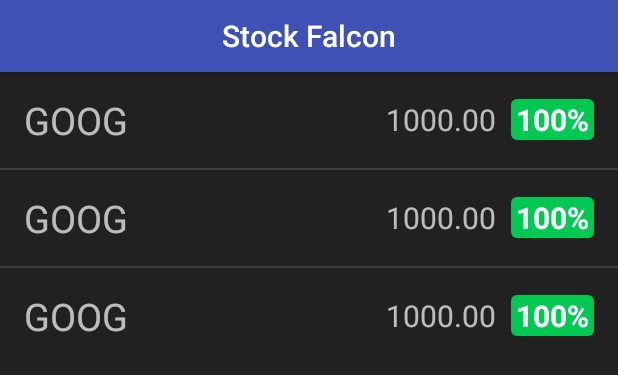
After one commit to wsim283/Stockhawk, an Android app: the layout stock_detail_widget_layout.xml on its own in the app's theme, with its tools: preview values and no code run, on a phone screen of 412 x 824 dp. The commit adds this screen. Shown: the top 375 px of the screen. Run offline under Robolectric (Android 15) with nearby library versions, the phone set to English and light mode, and no system bars.

Commit message:
Added Widget and it's clickable feature

```diff
--- a/app/src/main/java/com/udacity/stockhawk/Utility.java
+++ b/app/src/main/java/com/udacity/stockhawk/Utility.java
@@ -118,4 +118,5 @@ public class Utility {
 
         return String.format(chartDateStr, month,  year);
     }
+
 }
--- a/app/src/main/java/com/udacity/stockhawk/ui/DetailActivity.java
+++ b/app/src/main/java/com/udacity/stockhawk/ui/DetailActivity.java
@@ -3,11 +3,11 @@ package com.udacity.stockhawk.ui;
 import android.database.Cursor;
 import android.support.v7.app.AppCompatActivity;
 import android.os.Bundle;
+import android.util.Log;
 import android.view.MotionEvent;
 import android.view.View;
 import android.widget.TextView;
 
-import com.github.mikephil.charting.charts.BarChart;
 import com.github.mikephil.charting.charts.LineChart;
 import com.github.mikephil.charting.components.AxisBase;
 import com.github.mikephil.charting.components.YAxis;
@@ -17,7 +17,6 @@ import com.github.mikephil.charting.data.LineDataSet;
 import com.github.mikephil.charting.formatter.IAxisValueFormatter;
 import com.github.mikephil.charting.highlight.Highlight;
 import com.github.mikephil.charting.interfaces.datasets.ILineDataSet;
-import com.github.mikephil.charting.listener.ChartTouchListener;
 import com.github.mikephil.charting.listener.OnChartValueSelectedListener;
 import com.udacity.stockhawk.R;
 import com.udacity.stockhawk.Utility;
@@ -79,7 +78,6 @@ public class DetailActivity extends AppCompatActivity {
             cursor.moveToFirst();
             datesForDescription = new ArrayList<>();
             xAxisLabels = new ArrayList<>();
-
             String historyDataAsStr = cursor.getString(Contract.Quote.POSITION_HISTORY);
             String[] historyDataAsArr = historyDataAsStr.split("\n");
 
--- /dev/null
+++ b/app/src/main/res/layout/stock_detail_widget_layout.xml
@@ -0,0 +1,30 @@
+<?xml version="1.0" encoding="utf-8"?>
+<LinearLayout
+    xmlns:android="http://schemas.android.com/apk/res/android"
+    xmlns:tools="http://schemas.android.com/tools"
+    android:layout_width="match_parent"
+    android:layout_height="match_parent"
+    android:theme="@style/AppTheme"
+    android:background="@color/background"
+    android:id="@+id/widget"
+    android:orientation="vertical"
+    >
+    <FrameLayout
+        android:layout_width="match_parent"
+        android:layout_height="@dimen/toolbar_default_height"
+        android:background="@color/colorPrimary"
+        android:elevation="@dimen/toolbar_default_elevation">
+        <TextView
+            android:layout_width="match_parent"
+            android:layout_height="match_parent"
+            android:gravity="center"
+            android:text="@string/title_widget"
+            style="@style/Base.TextAppearance.AppCompat.Widget.ActionBar.Title"/>
+    </FrameLayout>
+    <ListView
+
+        android:layout_width="match_parent"
+        android:layout_height="wrap_content"
+        android:id="@+id/widget_listview"
+        tools:listitem="@layout/stock_detail_widget_list_item" />
+</LinearLayout>
--- /dev/null
+++ b/app/src/main/res/layout/stock_detail_widget_list_item.xml
@@ -0,0 +1,45 @@
+<?xml version="1.0" encoding="utf-8"?>
+<LinearLayout xmlns:android="http://schemas.android.com/apk/res/android"
+    xmlns:tools="http://schemas.android.com/tools"
+    android:layout_width="match_parent"
+    android:layout_height="?android:attr/listPreferredItemHeight"
+    android:gravity="center_vertical"
+    android:orientation="horizontal"
+    android:paddingLeft="16dp"
+    android:paddingRight="16dp"
+    android:id="@+id/widget_detail_item"
+    >
+
+    <TextView
+        android:id="@+id/widget_symbol"
+        style="@style/StockSymbolTextStyle"
+        android:layout_width="wrap_content"
+        android:layout_height="wrap_content"
+        android:gravity="left|center_vertical"
+        tools:text="GOOG" />
+
+    <LinearLayout
+        android:layout_width="0dp"
+        android:layout_height="wrap_content"
+        android:layout_weight="1"
+        android:gravity="right">
+
+        <TextView
+            android:id="@+id/widget_price"
+            style="@style/BidPriceTextStyle"
+            android:layout_width="wrap_content"
+            android:layout_height="wrap_content"
+            android:layout_marginRight="10sp"
+            tools:text="1000.00" />
+
+        <TextView
+            android:id="@+id/widget_change"
+            style="@style/PercentChangeTextStyle"
+            android:layout_width="wrap_content"
+            android:layout_height="wrap_content"
+            android:background="@drawable/percent_change_pill_green"
+            android:paddingLeft="3dp"
+            android:paddingRight="3dp"
+            tools:text="100%" />
+    </LinearLayout>
+</LinearLayout>
--- /dev/null
+++ b/app/src/main/res/values/bools.xml
@@ -0,0 +1,4 @@
+<?xml version="1.0" encoding="utf-8"?>
+<resources>
+    <bool name="widget_detail_enabled">true</bool>
+</resources>
--- a/app/src/main/res/values/colors.xml
+++ b/app/src/main/res/values/colors.xml
@@ -4,11 +4,11 @@
     <color name="colorPrimaryDark">#303F9F</color>
     <color name="colorAccent">#FF4081</color>
 
-
     <color name="material_blue_700">#1976D2</color>
     <color name="material_blue_500">#2196F3</color>
     <color name="material_red_700">#D50000</color>
     <color name="material_green_700">#00C853</color>
+    <color name="background">#212121</color>
 
     <color name="chart_value_text_color">#FFFFFF</color>
 </resources>
--- a/app/src/main/res/values/strings.xml
+++ b/app/src/main/res/values/strings.xml
@@ -52,6 +52,9 @@
     <string name="lowest_highest_date_format">(%s)</string>
     <string name="chart_content_description">%s\'s Last 2 years closing price Report </string>
 
+    <string name="title_widget">Stock Falcon</string>
+
+
 
 
 </resources>
```
Also changed, not shown: app/src/main/AndroidManifest.xml (+17 -0 lines), app/src/main/java/com/udacity/stockhawk/widget/StockDetailWidgetProvider.java (added, +65 -0 lines), app/src/main/java/com/udacity/stockhawk/widget/StockDetailWidgetRemoteViewsService.java (added, +154 -0 lines), app/src/main/res/values/dimens.xml (+17 -0 lines), app/src/main/res/xml/stock_detail_widget_info.xml (added, +15 -0 lines).
